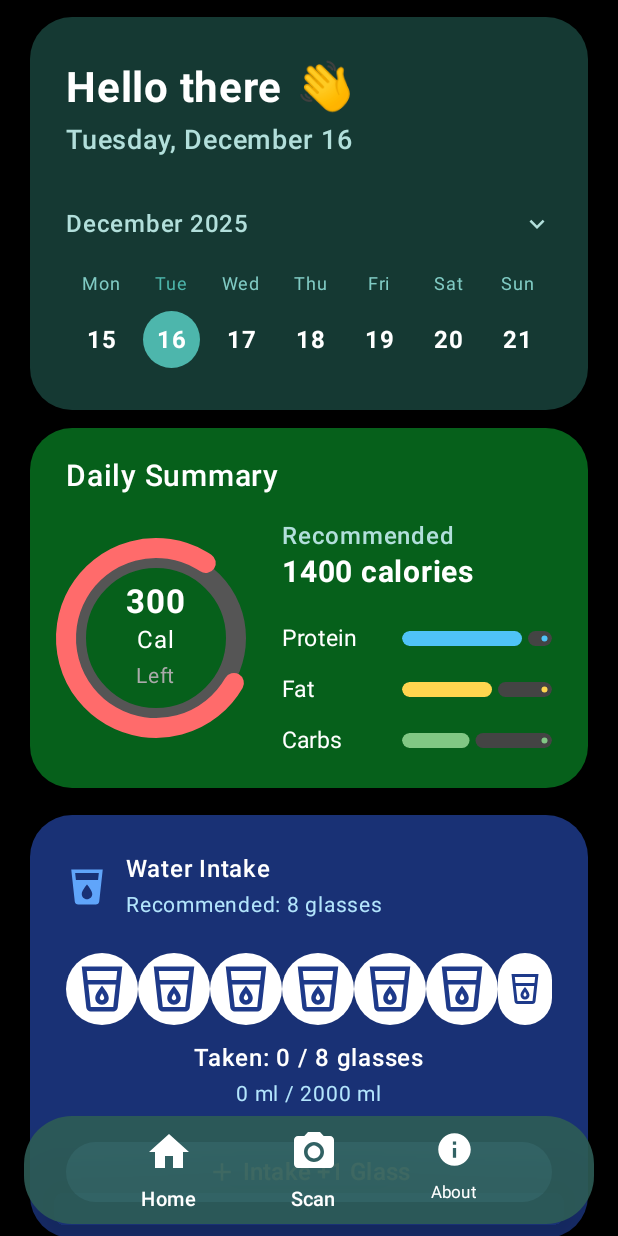
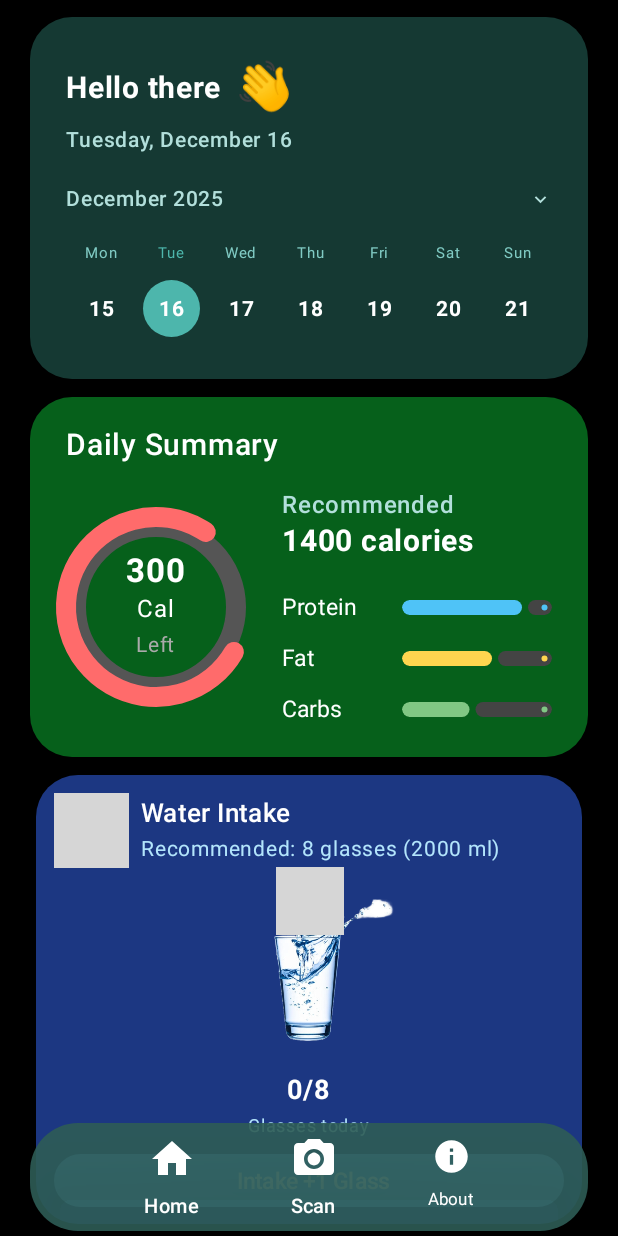
Before and after one commit to Nusrat1604063/CalorieTrackerAI, an Android app built with Jetpack Compose: the screen it shows after launch (MainActivity), on a phone screen of 412 x 824 dp. Run offline under Robolectric (Android 15) with nearby library versions, the phone set to English and light mode, and no system bars; grey boxes are pictures that could not be loaded.

Commit message:
Sound effect and animation added on Water intake card

```diff
--- a/app/src/main/java/com/example/calorietrack/Presentation/BottomBar.kt
+++ b/app/src/main/java/com/example/calorietrack/Presentation/BottomBar.kt
@@ -42,7 +42,7 @@ fun FloatingBottomBar(
     Box(
         modifier = modifier
             .fillMaxWidth()
-            .padding(horizontal = 16.dp, vertical = 8.dp)
+            .padding(horizontal = 20.dp, vertical = 3.dp)
     ) {
         Card(
             shape = RoundedCornerShape(32.dp),
--- /dev/null
+++ b/app/src/main/java/com/example/calorietrack/Presentation/Demo.kt
@@ -0,0 +1,334 @@
+package com.example.calorietrack.Presentation
+
+import android.media.AudioManager
+import android.media.SoundPool
+import android.media.ToneGenerator
+import androidx.compose.animation.core.FastOutSlowInEasing
+import androidx.compose.animation.core.animateFloatAsState
+import androidx.compose.animation.core.tween
+import androidx.compose.runtime.Composable
+import androidx.compose.foundation.layout.fillMaxWidth
+import androidx.compose.foundation.layout.padding
+import androidx.compose.foundation.shape.RoundedCornerShape
+import androidx.compose.material3.Card
+import androidx.compose.material3.CardDefaults
+import data.datastore.model.ScannedMeal
+import androidx.compose.foundation.Canvas
+import androidx.compose.foundation.Image
+import androidx.compose.foundation.background
+import androidx.compose.foundation.layout.*
+import androidx.compose.foundation.lazy.LazyRow
+import androidx.compose.foundation.shape.CircleShape
+
+import androidx.compose.foundation.verticalScroll
+import androidx.compose.material.icons.Icons
+import androidx.compose.material.icons.filled.Add
+import androidx.compose.material.icons.filled.ArrowDropDown
+import androidx.compose.material.icons.filled.Check
+import androidx.compose.material.icons.filled.CheckCircle
+import androidx.compose.material.icons.filled.Email
+import androidx.compose.material.icons.filled.HourglassFull
+import androidx.compose.material.icons.filled.KeyboardArrowDown
+import androidx.compose.material.icons.filled.LocalDrink
+import androidx.compose.material.icons.filled.Settings
+import androidx.compose.material.icons.filled.WaterDrop
+import androidx.compose.material.icons.outlined.Check
+import androidx.compose.material.icons.outlined.LocalDrink
+import androidx.compose.material3.*
+import androidx.compose.runtime.DisposableEffect
+import androidx.compose.runtime.LaunchedEffect
+import androidx.compose.runtime.mutableStateOf
+import androidx.compose.runtime.saveable.rememberSaveable
+import androidx.compose.ui.Alignment
+import androidx.compose.ui.Modifier
+import androidx.compose.ui.draw.clip
+import androidx.compose.ui.graphics.Brush
+import androidx.compose.ui.graphics.Color
+import androidx.compose.ui.graphics.PaintingStyle.Companion.Stroke
+import androidx.compose.ui.graphics.StrokeCap
+import androidx.compose.ui.graphics.drawscope.Stroke
+import androidx.compose.ui.graphics.vector.ImageVector
+import androidx.compose.ui.text.font.FontWeight
+import androidx.compose.ui.text.style.TextAlign
+import androidx.compose.ui.text.style.TextOverflow
+import androidx.compose.ui.tooling.preview.Preview
+import androidx.compose.ui.unit.dp
+import androidx.compose.ui.unit.sp
+import androidx.compose.runtime.setValue
+import androidx.compose.runtime.getValue
+import androidx.compose.runtime.remember
+import androidx.compose.ui.graphics.ColorFilter
+import androidx.compose.ui.graphics.RectangleShape
+import androidx.compose.ui.graphics.graphicsLayer
+import androidx.compose.ui.platform.LocalContext
+import androidx.compose.ui.res.painterResource
+import com.example.calorietrack.R
+import kotlinx.coroutines.delay
+
+@Composable
+fun WaterIntakeCard1() {
+    var takenMl by rememberSaveable { mutableStateOf(0) } // Starts at 0 ml
+    val goalMl = 2000
+    val progress = (takenMl.toFloat() / goalMl).coerceIn(0f, 1f)
+
+    Card(
+        modifier = Modifier
+            .fillMaxWidth()
+            .padding(horizontal = 20.dp, vertical = 12.dp),
+        shape = RoundedCornerShape(28.dp),
+        colors = CardDefaults.cardColors(
+            containerColor = Color(0xFF1E3A8A).copy(alpha = 0.85f)
+        )
+    ) {
+        Column(
+            modifier = Modifier.padding(24.dp),
+            horizontalAlignment = Alignment.CenterHorizontally
+        ) {
+            // Title + Recommended
+            Row(
+                verticalAlignment = Alignment.CenterVertically,
+                modifier = Modifier.align(Alignment.Start)
+            ) {
+                Icon(
+                    imageVector = Icons.Default.LocalDrink,
+                    contentDescription = null,
+                    tint = Color(0xFF60A5FA),
+                    modifier = Modifier.size(28.dp)
+                )
+                Spacer(Modifier.width(12.dp))
+                Column {
+                    Text(
+                        text = "Water Intake",
+                        fontSize = 20.sp,
+                        fontWeight = FontWeight.SemiBold,
+                        color = Color.White
+                    )
+                    Text(
+                        text = "Recommended: 2000 ml",
+                        fontSize = 14.sp,
+                        color = Color(0xFFB3E5FC)
+                    )
+                }
+            }
+
+            Spacer(Modifier.height(32.dp))
+
+            // Large circular progress with drop icon
+            Box(
+                contentAlignment = Alignment.Center,
+                modifier = Modifier.size(180.dp)
+            ) {
+                Canvas(modifier = Modifier.size(180.dp)) {
+                    val strokeWidth = 16f
+                    val radius = size.minDimension / 2 - strokeWidth / 2
+
+                    // Gray track
+                    drawCircle(
+                        color = Color(0xFF444444),
+                        radius = radius,
+                        style = Stroke(width = strokeWidth, cap = StrokeCap.Round)
+                    )
+
+                    // Blue progress arc
+                    drawArc(
+                        color = Color(0xFF60A5FA),
+                        startAngle = -90f,
+                        sweepAngle = 360f * progress,
+                        useCenter = false,
+                        style = Stroke(width = strokeWidth, cap = StrokeCap.Round)
+                    )
+                }
+
+                // Central water drop icon
+                Icon(
+                    imageVector = Icons.Default.WaterDrop,
+                    contentDescription = null,
+                    tint = if (progress == 1f) Color(0xFF60A5FA) else Color.White,
+                    modifier = Modifier.size(72.dp)
+                )
+
+                // Text inside ring
+                Column(horizontalAlignment = Alignment.CenterHorizontally) {
+                    Text(
+                        text = "$takenMl",
+                        fontSize = 36.sp,
+                        fontWeight = FontWeight.Bold,
+                        color = Color.White
+                    )
+                    Text(
+                        text = "ml",
+                        fontSize = 18.sp,
+                        color = Color(0xFFB3E5FC)
+                    )
+                }
+            }
+
+            Spacer(Modifier.height(32.dp))
+
+            // Taken / Goal text
+            Text(
+                text = "Taken: $takenMl / $goalMl ml",
+                fontSize = 16.sp,
+                fontWeight = FontWeight.Medium,
+                color = Color.White
+            )
+
+            Spacer(Modifier.height(24.dp))
+
+            // Intake button (+250 ml)
+            Button(
+                onClick = {
+                    if (takenMl + 250 <= goalMl) {
+                        takenMl += 250
+                    } else if (takenMl < goalMl) {
+                        takenMl = goalMl // Cap at goal
+                    }
+                },
+                enabled = takenMl < goalMl,
+                colors = ButtonDefaults.buttonColors(
+                    containerColor = Color(0xFF60A5FA),
+                    contentColor = Color.White
+                ),
+                modifier = Modifier
+                    .fillMaxWidth()
+                    .height(48.dp),
+                shape = RoundedCornerShape(24.dp)
+            ) {
+                Icon(Icons.Default.Add, contentDescription = null, modifier = Modifier.size(20.dp))
+                Spacer(Modifier.width(8.dp))
+                Text("Intake +250 ml", fontSize = 16.sp, fontWeight = FontWeight.SemiBold)
+            }
+        }
+    }
+}
+
+@Composable
+fun WaterIntakeCard2() {
+    var glassesTaken by rememberSaveable { mutableStateOf(0) }
+    val goalGlasses = 8
+
+    var triggerSplash by remember { mutableStateOf(false) }
+    val splashAlpha by animateFloatAsState(
+        targetValue = if (triggerSplash) 1f else 0f,
+        animationSpec = tween(600),
+        finishedListener = { triggerSplash = false }
+    )
+
+    val context = LocalContext.current
+
+    // Safe SoundPool
+    val soundPool = remember {
+        SoundPool.Builder()
+            .setMaxStreams(1)
+            .build()
+    }
+
+    var soundId by remember { mutableStateOf(0) }
+    var isLoaded by remember { mutableStateOf(false) }
+
+    LaunchedEffect(Unit) {
+        soundId = soundPool.load(context, R.raw.water_pour, 1)
+        soundPool.setOnLoadCompleteListener { _, sampleId, status ->
+            if (status == 0) isLoaded = true
+        }
+    }
+
+    LaunchedEffect(glassesTaken) {
+        if (glassesTaken > 0 && isLoaded && soundId != 0) {
+            val streamId = soundPool.play(soundId, 1f, 1f, 1, 0, 1f) // Start playing
+            delay(1000L) // Wait exactly 3 seconds
+            soundPool.stop(streamId) // Stop the stream after 3 seconds
+        }
+    }
+
+    DisposableEffect(Unit) {
+        onDispose {
+            soundPool.release()
+        }
+    }
+
+    Card(
+        modifier = Modifier
+            .fillMaxWidth()
+            .padding(horizontal = 24.dp, vertical = 6.dp),
+        shape = RoundedCornerShape(28.dp),
+        colors = CardDefaults.cardColors(
+            containerColor = Color(0xFF1E3A8A).copy(alpha = 0.95f)
+        )
+    ) {
+        Column(
+            modifier = Modifier.padding(12.dp),
+            horizontalAlignment = Alignment.CenterHorizontally
+        ) {
+            Row(verticalAlignment = Alignment.CenterVertically, modifier = Modifier.align(Alignment.Start)) {
+                Image(
+                    painter = painterResource(id = R.drawable.sp2),
+                    contentDescription = null,
+                    modifier = Modifier.size(50.dp)
+                )
+                Spacer(Modifier.width(8.dp))
+                Column {
+                    Text("Water Intake", fontSize = 17.sp, fontWeight = FontWeight.SemiBold, color = Color.White)
+                    Text("Recommended: 8 glasses (2000 ml)", fontSize = 14.sp, color = Color(0xFFB3E5FC))
+                }
+            }
+
+            Spacer(Modifier.height(6.dp))
+
+            Box(contentAlignment = Alignment.Center) {
+                Image(
+                    painter = painterResource(id = R.drawable.wp),
+                    contentDescription = "Water glass",
+                    modifier = Modifier.size(130.dp)
+                )
+
+                Image(
+                    painter = painterResource(id = R.drawable.sp2),
+                    contentDescription = "Splash",
+                    modifier = Modifier
+                        .size(45.dp)
+                        .graphicsLayer(alpha = splashAlpha)
+                        .align(Alignment.TopCenter)
+                        .offset(y = (-7).dp)
+                )
+            }
+
+            Spacer(Modifier.height(0.dp))
+
+            Text(
+                text = "$glassesTaken/$goalGlasses",
+                fontSize = 18.sp,
+                fontWeight = FontWeight.Bold,
+                color = Color.White
+            )
+            Text(
+                text = "Glasses today",
+                fontSize = 12.sp,
+                color = Color(0xFFB3E5FC)
+            )
+
+            Spacer(Modifier.height(6.dp))
+
+            Button(
+                onClick = {
+                    if (glassesTaken < goalGlasses) {
+                        glassesTaken++
+                        triggerSplash = true
+                    }
+                },
+                enabled = glassesTaken < goalGlasses,
+                colors = ButtonDefaults.buttonColors(containerColor = Color(0xFF60A5FA)),
+                modifier = Modifier.fillMaxWidth().height(35.dp),
+                shape = RoundedCornerShape(24.dp)
+            ) {
+                Spacer(Modifier.width(6.dp))
+                Text("Intake +1 Glass", fontSize = 15.sp, fontWeight = FontWeight.SemiBold)
+            }
+        }
+    }
+}
+@Preview(showBackground = true)
+@Composable()
+fun WaterIntakeer() {
+    WaterIntakeCard2()
+}
--- a/app/src/main/java/com/example/calorietrack/Presentation/HomeScreen.kt
+++ b/app/src/main/java/com/example/calorietrack/Presentation/HomeScreen.kt
@@ -42,7 +42,7 @@ fun HomeScreen() {
             Spacer(modifier = Modifier.height(5.dp))
             HelloThereCard()
             DailySummaryCard()
-            WaterIntakeCard()
+            WaterIntakeCard2()
             MealScansCard()
             // More cards...
         }
@@ -77,7 +77,7 @@ fun HelloThereCard() {
             ) {
                 Text(
                     text = "Hello there",
-                    fontSize = 28.sp,
+                    fontSize = 20.sp,
                     fontWeight = FontWeight.Bold,
                     color = Color.White,
                     letterSpacing = 0.5.sp
@@ -93,12 +93,12 @@ fun HelloThereCard() {
             // Today's date
             Text(
                 text = "Tuesday, December 16",
-                fontSize = 18.sp,
+                fontSize = 14.sp,
                 fontWeight = FontWeight.Medium,
                 color = Color(0xFFB2DFDB), // Soft light green for secondary text
             )
 
-            Spacer(modifier = Modifier.height(32.dp)) // Your requested gap
+            Spacer(modifier = Modifier.height(15.dp)) // Your requested gap
 
             // Month + Year with dropdown
             Row(
@@ -108,7 +108,7 @@ fun HelloThereCard() {
             ) {
                 Text(
                     text = "December 2025",
-                    fontSize = 16.sp,
+                    fontSize = 14.sp,
                     fontWeight = FontWeight.Medium,
                     color = Color(0xFFB2DFDB)
                 )
@@ -116,11 +116,11 @@ fun HelloThereCard() {
                     imageVector = Icons.Default.KeyboardArrowDown,
                     contentDescription = null,
                     tint = Color(0xFFB2DFDB),
-                    modifier = Modifier.size(20.dp)
+                    modifier = Modifier.size(15.dp)
                 )
             }
 
-            Spacer(modifier = Modifier.height(16.dp))
+            Spacer(modifier = Modifier.height(12.dp))
 
             // Calendar row - days 15 to 21 (Dec 15 Mon → Dec 21 Sun)
             Row(
@@ -137,7 +137,7 @@ fun HelloThereCard() {
                     ) {
                         Text(
                             text = weekdays[index],
-                            fontSize = 12.sp,
+                            fontSize = 10.sp,
                             color = if (index == 1) Color(0xFF4DB6AC) else Color(0xFF80CBC4), // Highlight Tue
                         )
                         Spacer(modifier = Modifier.height(6.dp))
@@ -152,7 +152,7 @@ fun HelloThereCard() {
                         ) {
                             Text(
                                 text = day,
-                                fontSize = 16.sp,
+                                fontSize = 14.sp,
                                 fontWeight = FontWeight.Bold,
                                 color = Color.White
                             )
```
Also changed, not shown: app/src/main/res/drawable/wp.png (added), 2 other files.
